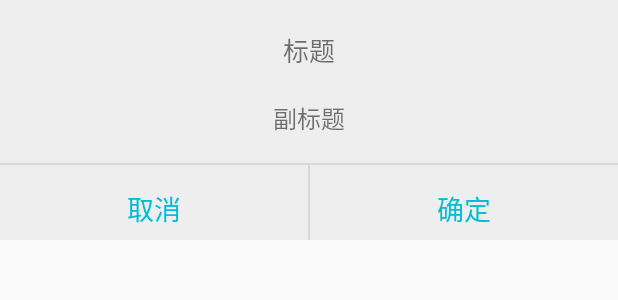
After one commit to fancysherry/shr, an Android app: the layout dialog_notification_large.xml on its own in the app's theme, with its tools: preview values and no code run, on a phone screen of 412 x 824 dp. The commit adds this screen. Shown: the top 300 px of the screen. Run offline under Robolectric (Android 15) with nearby library versions, the phone set to English and light mode, and no system bars; network calls fail.

Commit message:
change 5.0 status bar color to3f848b&& add user black and user cancel black

```diff
--- a/app/src/main/java/unique/fancysherry/shr/io/UploadImage/SelectPicPopupWindow.java
+++ b/app/src/main/java/unique/fancysherry/shr/io/UploadImage/SelectPicPopupWindow.java
@@ -12,7 +12,6 @@ import android.view.View;
 import android.view.View.OnClickListener;
 import android.view.View.OnTouchListener;
 import android.view.ViewGroup.LayoutParams;
-import android.widget.Button;
 import android.widget.PopupWindow;
 import android.widget.TextView;
 
@@ -29,7 +28,7 @@ public class SelectPicPopupWindow extends PopupWindow {
     super(context);
     LayoutInflater inflater = (LayoutInflater) context
         .getSystemService(Context.LAYOUT_INFLATER_SERVICE);
-    mMenuView = inflater.inflate(R.layout.layout_dialog_pic, null);
+    mMenuView = inflater.inflate(R.layout.layout_dialog_select_image, null);
     takePhotoBtn = (TextView) mMenuView.findViewById(R.id.takePhotoBtn);
     pickPhotoBtn = (TextView) mMenuView.findViewById(R.id.pickPhotoBtn);
     cancelBtn = (TextView) mMenuView.findViewById(R.id.cancelBtn);
--- a/app/src/main/java/unique/fancysherry/shr/ui/widget/BlacklistPopupWindow.java
+++ b/app/src/main/java/unique/fancysherry/shr/ui/widget/BlacklistPopupWindow.java
@@ -21,7 +21,7 @@ import android.widget.TextView;
 
 public class BlacklistPopupWindow extends PopupWindow {
 
-  private TextView putblack, cancelBtn;
+  public TextView putblack, cancelBtn;
   private View mMenuView;
 
   @SuppressLint("InflateParams")
--- /dev/null
+++ b/app/src/main/res/layout/dialog_notification_large.xml
@@ -0,0 +1,75 @@
+<?xml version="1.0" encoding="utf-8"?>
+<LinearLayout
+    xmlns:android="http://schemas.android.com/apk/res/android"
+    xmlns:app="http://schemas.android.com/apk/res-auto"
+    android:layout_width="match_parent"
+    android:layout_height="wrap_content"
+    android:background="#eeeeee"
+    android:orientation="vertical"
+
+    >
+
+    <TextView
+        android:id="@+id/dialog_notification_small_title"
+        android:layout_width="match_parent"
+        android:layout_height="match_parent"
+        android:layout_marginTop="20dp"
+        android:text="标题"
+        android:gravity="center_horizontal"
+        android:textSize="17sp"
+        />
+
+    <TextView
+        android:id="@+id/dialog_notification_small_subtitle"
+        android:layout_width="match_parent"
+        android:layout_height="match_parent"
+        android:layout_marginTop="20dp"
+        android:text="副标题"
+        android:gravity="center_horizontal"
+        android:textSize="16sp"
+        />
+
+    <View
+        android:layout_width="match_parent"
+        android:background="@color/gray_d8"
+        android:layout_marginTop="18dp"
+        android:layout_height="1dp"/>
+
+
+
+    <LinearLayout
+        android:layout_width="match_parent"
+        android:layout_height="50dp"
+        android:orientation="horizontal">
+
+        <TextView
+            android:id="@+id/dialog_notification_small_no"
+            android:layout_width="wrap_content"
+            android:layout_height="wrap_content"
+            android:layout_marginTop="15dp"
+            android:text="取消"
+            android:layout_weight="1"
+            android:gravity="center"
+            android:textColor="@color/base_blue"
+            android:textSize="18sp"/>
+
+        <View
+            android:layout_width="1dp"
+            android:background="@color/gray_d8"
+            android:layout_height="match_parent"/>
+
+        <TextView
+            android:id="@+id/dialog_notification_small_yes"
+            android:layout_width="wrap_content"
+            android:layout_height="wrap_content"
+            android:layout_marginTop="15dp"
+            android:text="确定"
+            android:gravity="center"
+            android:layout_weight="1"
+            android:textColor="@color/base_blue"
+            android:textSize="18sp"/>
+
+
+    </LinearLayout>
+
+</LinearLayout>
--- a/app/src/main/res/values/styles.xml
+++ b/app/src/main/res/values/styles.xml
@@ -14,7 +14,7 @@
         <item name="android:windowContentTransitions">true</item>
 
         <item name="colorPrimary">#4fa6ae</item>
-        <item name="colorPrimaryDark">#33000000</item>
+        <item name="colorPrimaryDark">#3f848b</item>
         <item name="colorAccent">#4fa6ae</item>
     </style>
 
@@ -44,7 +44,7 @@
 
         <item name="colorPrimary">#4fa6ae</item>
         <!--<item name="colorPrimaryDark">#cc4fa6ae</item>-->
-        <item name="colorPrimaryDark">#000000</item>
+        <item name="colorPrimaryDark">#3f848b</item>
         <item name="colorAccent">#4fa6ae</item>
     </style>
 
```
Also changed, not shown: app/src/main/java/unique/fancysherry/shr/ui/activity/ShareUrlActivity.java (+1 -7 lines), app/src/main/java/unique/fancysherry/shr/ui/activity/UserActivity.java (+102 -2 lines), app/src/main/java/unique/fancysherry/shr/ui/dialog/ConfirmDialog.java (added, +97 -0 lines), app/src/main/java/unique/fancysherry/shr/ui/dialog/ShrDialog.java (renamed from app/src/main/java/unique/fancysherry/shr/ui/widget/Dialog/ShrDialog.java, +1 -7 lines), app/src/main/java/unique/fancysherry/shr/ui/fragment/ShareContentFragment.java (+1 -11 lines), app/src/main/res/layout/activity_group.xml (+1 -14 lines), app/src/main/res/layout/dialog_notification_small.xml (added, +65 -0 lines), app/src/main/res/layout/layout_dialog_putblacklist.xml (+4 -4 lines), app/src/main/res/layout/layout_dialog_select_image.xml (renamed from app/src/main/res/layout/layout_dialog_pic.xml, +6 -6 lines).
